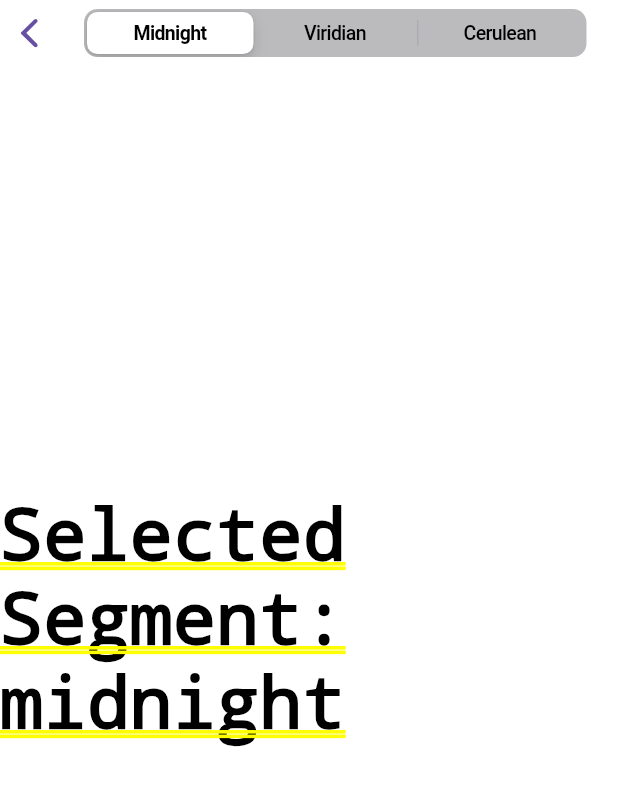
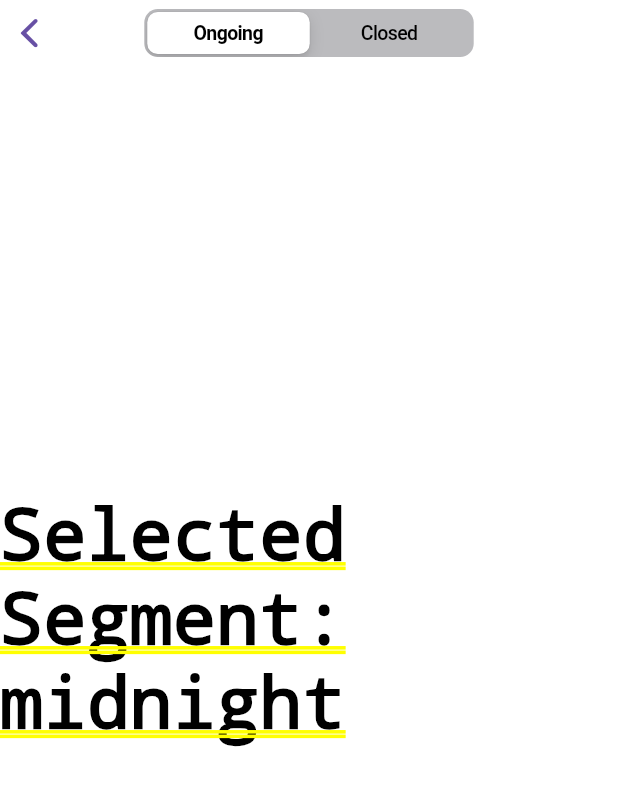
Before and after one commit to InduwaraSH/Bussir, a Flutter app: the SegmentedControlExample screen opened directly, on a phone screen of 412 x 824 dp. Shown: the top 786 px of the screen. Run offline on Flutter 3.47's test engine with Material 3 defaults, Android fonts, the phone set to English and light mode, and no system bars; our stand-ins replace get, iconsax, webview_flutter.

Commit message:
tickets update

```diff
--- /dev/null
+++ b/lib/ongoing.dart
@@ -0,0 +1,12 @@
+import 'package:flutter/material.dart';
+
+class ongoing extends StatelessWidget {
+  const ongoing({super.key});
+
+  @override
+  Widget build(BuildContext context) {
+    return Scaffold(
+      body: Text("j"),
+    );
+  }
+}
--- a/lib/tickets.dart
+++ b/lib/tickets.dart
@@ -43,19 +43,19 @@ class _SegmentedControlExampleState extends State<SegmentedControlExample> {
           children: const <Sky, Widget>{
             Sky.midnight: Padding(
               padding: EdgeInsets.symmetric(horizontal: 20),
-              child: Text('Midnight',
+              child: Text('Ongoing',
                   style: TextStyle(color: CupertinoColors.black)),
             ),
             Sky.viridian: Padding(
               padding: EdgeInsets.symmetric(horizontal: 20),
-              child: Text('Viridian',
+              child: Text('Closed',
                   style: TextStyle(color: CupertinoColors.black)),
             ),
-            Sky.cerulean: Padding(
-              padding: EdgeInsets.symmetric(horizontal: 20),
-              child: Text('Cerulean',
-                  style: TextStyle(color: CupertinoColors.black)),
-            ),
+            // Sky.cerulean: Padding(
+            //   padding: EdgeInsets.symmetric(horizontal: 20),
+            //   child: Text('Cerulean',
+            //       style: TextStyle(color: CupertinoColors.black)),
+            // ),
           },
         ),
       ),
```
